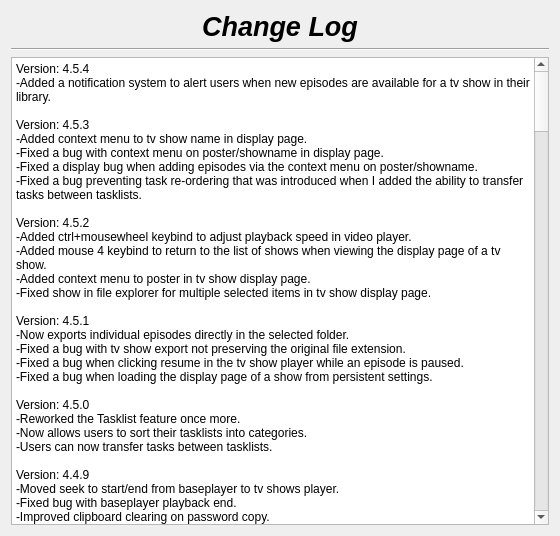
This is changelog.ui in therealMaPMaKeR/MMDiary as Qt 5 draws it before an edit. The edited form follows.
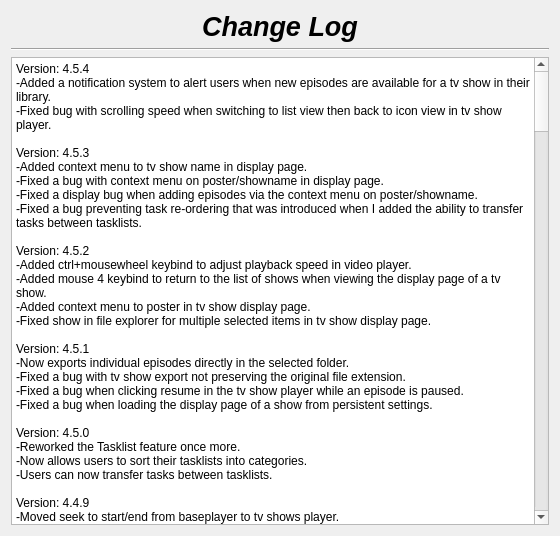
This is the edited form.

Commit message:
Added automatic check for new episodes
also fixed a bug with scrolling speed when switching to list view then back to icon view

What changed in the file:
```diff
--- a/changelog.ui
+++ b/changelog.ui
@@ -55,7 +55,8 @@
 li.unchecked::marker { content: &quot;\2610&quot;; }
 li.checked::marker { content: &quot;\2612&quot;; }
 &lt;/style&gt;&lt;/head&gt;&lt;body style=&quot; font-family:'Segoe UI'; font-size:9pt; font-weight:400; font-style:normal;&quot;&gt;
-&lt;p style=&quot; margin-top:0px; margin-bottom:0px; margin-left:0px; margin-right:0px; -qt-block-indent:0; text-indent:0px;&quot;&gt;Version: 4.5.4&lt;br /&gt;-Added a notification system to alert users when new episodes are available for a tv show in their library.&lt;br /&gt;&lt;br /&gt;Version: 4.5.3&lt;br /&gt;-Added context menu to tv show name in display page.&lt;br /&gt;-Fixed a bug with context menu on poster/showname in display page.&lt;br /&gt;-Fixed a display bug when adding episodes via the context menu on poster/showname.&lt;br /&gt;-Fixed a bug preventing task re-ordering that was introduced when I added the ability to transfer tasks between tasklists.&lt;/p&gt;
+&lt;p style=&quot; margin-top:0px; margin-bottom:0px; margin-left:0px; margin-right:0px; -qt-block-indent:0; text-indent:0px;&quot;&gt;Version: 4.5.4&lt;br /&gt;-Added a notification system to alert users when new episodes are available for a tv show in their library.&lt;/p&gt;
+&lt;p style=&quot; margin-top:0px; margin-bottom:0px; margin-left:0px; margin-right:0px; -qt-block-indent:0; text-indent:0px;&quot;&gt;-Fixed bug with scrolling speed when switching to list view then back to icon view in tv show player.&lt;br /&gt;&lt;br /&gt;Version: 4.5.3&lt;br /&gt;-Added context menu to tv show name in display page.&lt;br /&gt;-Fixed a bug with context menu on poster/showname in display page.&lt;br /&gt;-Fixed a display bug when adding episodes via the context menu on poster/showname.&lt;br /&gt;-Fixed a bug preventing task re-ordering that was introduced when I added the ability to transfer tasks between tasklists.&lt;/p&gt;
 &lt;p style=&quot; margin-top:0px; margin-bottom:0px; margin-left:0px; margin-right:0px; -qt-block-indent:0; text-indent:0px;&quot;&gt;&lt;br /&gt;Version: 4.5.2&lt;br /&gt;-Added ctrl+mousewheel keybind to adjust playback speed in video player.&lt;br /&gt;-Added mouse 4 keybind to return to the list of shows when viewing the display page of a tv show.&lt;/p&gt;
 &lt;p style=&quot; margin-top:0px; margin-bottom:0px; margin-left:0px; margin-right:0px; -qt-block-indent:0; text-indent:0px;&quot;&gt;-Added context menu to poster in tv show display page.&lt;br /&gt;-Fixed show in file explorer for multiple selected items in tv show display page.&lt;br /&gt;&lt;br /&gt;Version: 4.5.1&lt;br /&gt;-Now exports individual episodes directly in the selected folder.&lt;br /&gt;-Fixed a bug with tv show export not preserving the original file extension.&lt;/p&gt;
 &lt;p style=&quot; margin-top:0px; margin-bottom:0px; margin-left:0px; margin-right:0px; -qt-block-indent:0; text-indent:0px;&quot;&gt;-Fixed a bug when clicking resume in the tv show player while an episode is paused.&lt;br /&gt;-Fixed a bug when loading the display page of a show from persistent settings.&lt;br /&gt;&lt;br /&gt;Version: 4.5.0&lt;br /&gt;-Reworked the Tasklist feature once more.&lt;br /&gt;-Now allows users to sort their tasklists into categories.&lt;/p&gt;
```
The commit also changes 4 other files.
